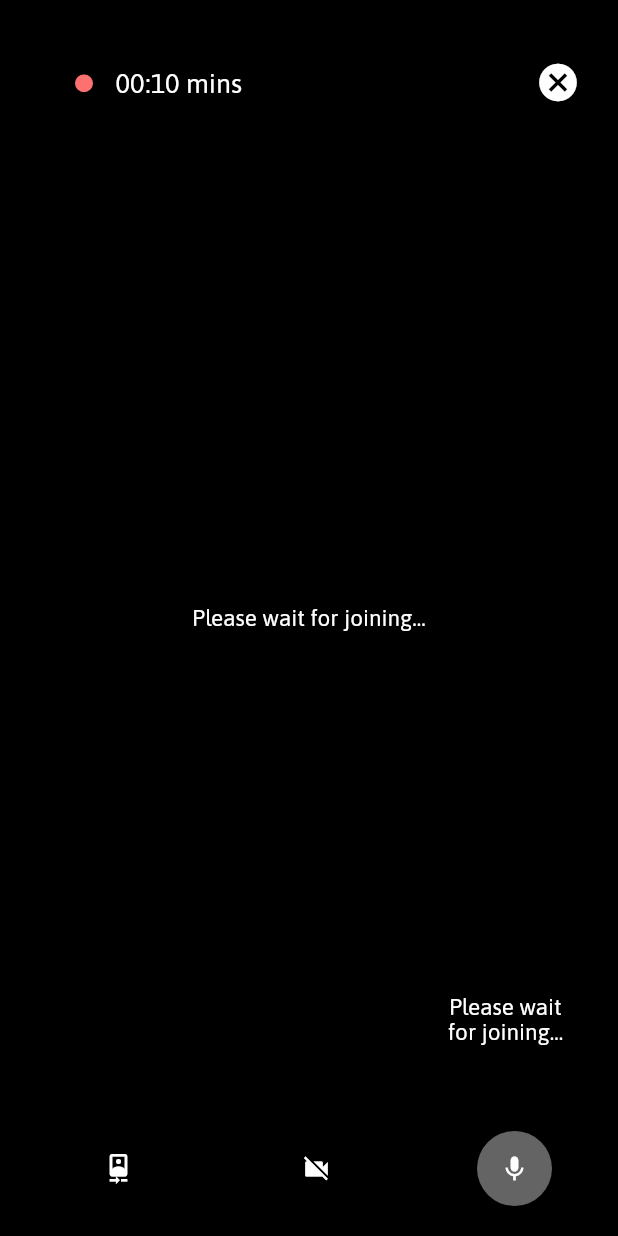
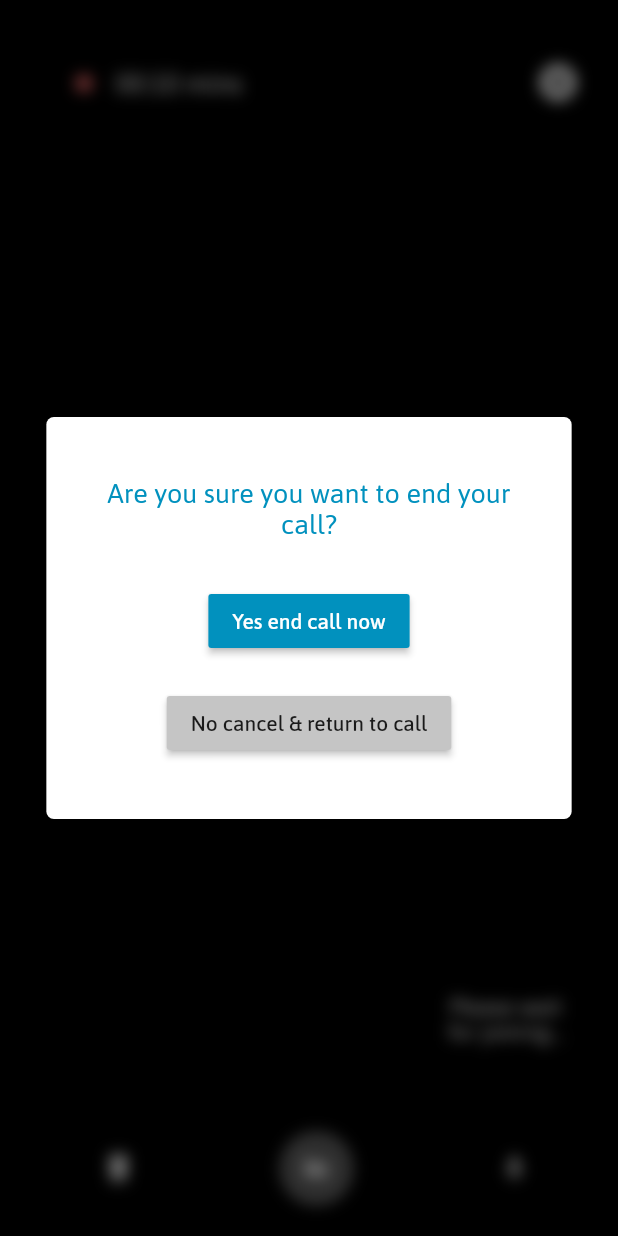
Before and after one commit to JaimilPatel/AgoraVideoCall, a Flutter app: the screen it shows after launch, item 2 of the bottom bar chosen, after a tap on the "cancel" icon, on a phone screen of 412 x 824 dp. Run offline on Flutter 3.47's test engine with Material 2 defaults, Android fonts, the phone set to English and light mode, and no system bars; our stand-ins replace cached_network_image, connectivity, flutter_svg, permission_handler, wakelock; missing offline and left inert: agora_rtc_engine, flutter_ringtone_player.

Commit message:
[feature]Leave Call Material Dialog, [feature]color related changes

```diff
--- a/lib/ui/call/video_call_screen.dart
+++ b/lib/ui/call/video_call_screen.dart
@@ -8,6 +8,8 @@ import 'package:agoravideocall/utils/constants/app_constants.dart';
 import 'package:agoravideocall/utils/constants/file_constants.dart';
 import 'package:agoravideocall/utils/dimens.dart';
 import 'package:agoravideocall/utils/localization/localization.dart';
+import 'package:agoravideocall/utils/navigation.dart';
+import 'package:agoravideocall/utils/widgets/leave_dialog.dart';
 import 'package:agoravideocall/utils/widgets/timer_widget.dart';
 import 'package:flutter/material.dart';
 import 'package:flutter_svg/flutter_svg.dart';
@@ -31,7 +33,7 @@ class _VideoCallingScreenState extends State<VideoCallingScreen> {
   final _infoStrings = <String>[];
   RtcEngine _engine;
   bool isCountDownVisible = false;
-  bool isFront = true;
+  bool isFront = false;
   bool reConnectingRemoteView = false;
   final GlobalKey<TimerViewState> _timerKey = GlobalKey();
   bool mutedAudio = false;
@@ -297,26 +299,26 @@ class _VideoCallingScreenState extends State<VideoCallingScreen> {
               onPressed: _onToggleCamera,
               child: Icon(
                 isFront ? Icons.camera_front : Icons.camera_rear,
-                color: Colors.white,
+                color: ColorUtils.whiteColor,
                 size: smallIconSize,
               ),
               shape: CircleBorder(),
               elevation: 2.0,
               fillColor:
-                  isFront ? Colors.transparent : Colors.white.withAlpha(100),
+                  isFront ? Colors.white.withAlpha(100) : Colors.transparent,
               padding: const EdgeInsets.all(spacingMedium),
             ),
             RawMaterialButton(
               onPressed: _onToggleMuteVideo,
               child: Icon(
                 mutedVideo ? Icons.videocam_off : Icons.videocam,
-                color: Colors.white,
+                color: ColorUtils.whiteColor,
                 size: smallIconSize,
               ),
               shape: CircleBorder(),
               elevation: 2.0,
               fillColor:
-                  mutedVideo ? Colors.transparent : Colors.white.withAlpha(100),
+                  mutedVideo ? Colors.white.withAlpha(100) : Colors.transparent,
               padding: const EdgeInsets.all(spacingMedium),
             ),
             RawMaterialButton(
@@ -329,7 +331,7 @@ class _VideoCallingScreenState extends State<VideoCallingScreen> {
               shape: CircleBorder(),
               elevation: 2.0,
               fillColor:
-                  mutedAudio ? Colors.transparent : Colors.white.withAlpha(100),
+                  mutedAudio ? Colors.white.withAlpha(100) : Colors.transparent,
               padding: const EdgeInsets.all(spacingMedium),
             ),
           ],
@@ -342,7 +344,15 @@ class _VideoCallingScreenState extends State<VideoCallingScreen> {
           padding:
               const EdgeInsets.only(top: spacingXXXLarge, right: spacingXLarge),
           child: InkWell(
-            onTap: () {},
+            onTap: () {
+              showCallLeaveDialog(
+                  context,
+                  Localization.of(context).labelEndCall,
+                  Localization.of(context).labelEndCallNow,
+                  Localization.of(context).labelEndCallCancel, () {
+                _onCallEnd(context);
+              });
+            },
             child: Icon(
               Icons.cancel,
               color: ColorUtils.whiteColor,
@@ -351,4 +361,9 @@ class _VideoCallingScreenState extends State<VideoCallingScreen> {
           ),
         ),
       );
+
+  void _onCallEnd(BuildContext context) async {
+    Wakelock.disable();
+    NavigationUtils.pop(context);
+  }
 }
--- a/lib/utils/color_utils.dart
+++ b/lib/utils/color_utils.dart
@@ -5,4 +5,5 @@ class ColorUtils {
   static const Color accentColor = Color(0xff0191BE);
   static const Color whiteColor = Colors.white;
   static const Color transparentColor = Colors.transparent;
+  static const Color cancelLeaveDialogButtonColor = Color(0xffC5C5C5);
 }
--- a/lib/utils/constants/app_constants.dart
+++ b/lib/utils/constants/app_constants.dart
@@ -2,5 +2,5 @@
 class AppConstants {
   static const String mobileConnectionStatus = "ConnectivityResult.mobile";
   static const String wifiConnectionStatus = "ConnectivityResult.wifi";
-  static const String agoraAppId = "<Your Agora APP ID>";
+  static const String agoraAppId = "<Your Agora App Id>";
 }
--- a/lib/utils/localization/localization.dart
+++ b/lib/utils/localization/localization.dart
@@ -60,4 +60,10 @@ abstract class Localization {
   String get waitForJoiningLabel;
 
   String get reConnecting;
+
+  String get labelEndCall;
+
+  String get labelEndCallCancel;
+
+  String get labelEndCallNow;
 }
--- a/lib/utils/localization/localization_en.dart
+++ b/lib/utils/localization/localization_en.dart
@@ -37,4 +37,13 @@ class LocalizationEN implements Localization {
 
   @override
   String get reConnecting => "Reconnecting...";
+
+  @override
+  String get labelEndCall => "Are you sure you want to end your call?";
+
+  @override
+  String get labelEndCallCancel => "No cancel & return to call";
+
+  @override
+  String get labelEndCallNow => "Yes end call now";
 }
--- /dev/null
+++ b/lib/utils/widgets/leave_dialog.dart
@@ -0,0 +1,117 @@
+import 'dart:ui';
+
+import 'package:flutter/material.dart';
+
+import '../../utils/color_utils.dart';
+import '../../utils/dimens.dart';
+import '../../utils/navigation.dart';
+
+class LeaveDialog extends StatefulWidget {
+  final String title;
+  final String yesText;
+  final String noText;
+  final Function onYesAction;
+
+  LeaveDialog(
+      {@required this.title,
+      @required this.yesText,
+      @required this.noText,
+      this.onYesAction});
+
+  @override
+  _LeaveDialogState createState() => _LeaveDialogState();
+}
+
+class _LeaveDialogState extends State<LeaveDialog> {
+  @override
+  Widget build(BuildContext context) => Material(
+        type: MaterialType.transparency,
+        child: BackdropFilter(
+          filter: ImageFilter.blur(sigmaX: 5, sigmaY: 5),
+          child: Center(
+            child: _getDialogLayout(context),
+          ),
+        ),
+      );
+
+  _getDialogLayout(BuildContext context) => SingleChildScrollView(
+        child: Wrap(
+          children: <Widget>[
+            Stack(
+              children: <Widget>[
+                Container(
+                  decoration: BoxDecoration(
+                    color: Colors.white,
+                    borderRadius: BorderRadius.circular(5),
+                  ),
+                  width: MediaQuery.of(context).size.width * 0.85,
+                  alignment: Alignment.center,
+                  padding: const EdgeInsets.symmetric(
+                      horizontal: spacingLarge, vertical: spacingXXXLarge),
+                  child: Container(
+                    child: Column(
+                      mainAxisAlignment: MainAxisAlignment.center,
+                      children: <Widget>[
+                        Text(
+                          widget.title,
+                          style: TextStyle(
+                              color: ColorUtils.accentColor,
+                              fontSize: buttonLabelFontSize),
+                          textAlign: TextAlign.center,
+                        ),
+                        SizedBox(
+                          height: spacingXXLarge,
+                        ),
+                        RaisedButton(
+                            color: ColorUtils.accentColor,
+                            onPressed: () {
+                              dismissAlertDialog(context);
+
+                              if (widget.onYesAction != null) {
+                                widget.onYesAction();
+                              }
+                            },
+                            child: Text(
+                              widget.yesText,
+                              style: TextStyle(color: ColorUtils.whiteColor),
+                            )),
+                        SizedBox(
+                          height: spacingLarge,
+                        ),
+                        RaisedButton(
+                          color: ColorUtils.cancelLeaveDialogButtonColor,
+                          onPressed: () {
+                            dismissAlertDialog(context);
+                          },
+                          child: Text(widget.noText),
+                        ),
+                      ],
+                    ),
+                  ),
+                ),
+              ],
+            ),
+          ],
+        ),
+      );
+}
+
+void dismissAlertDialog(BuildContext context) {
+  NavigationUtils.pop(context);
+}
+
+Future<dynamic> showCallLeaveDialog(BuildContext context, String title,
+    String yesText, String noText, Function onYesAction) {
+  return showDialog(
+    context: context,
+    barrierDismissible: false,
+    builder: (_) {
+      return LeaveDialog(
+        title: title,
+        yesText: yesText,
+        noText: noText,
+        onYesAction: onYesAction,
+      );
+    },
+  );
+}
```
